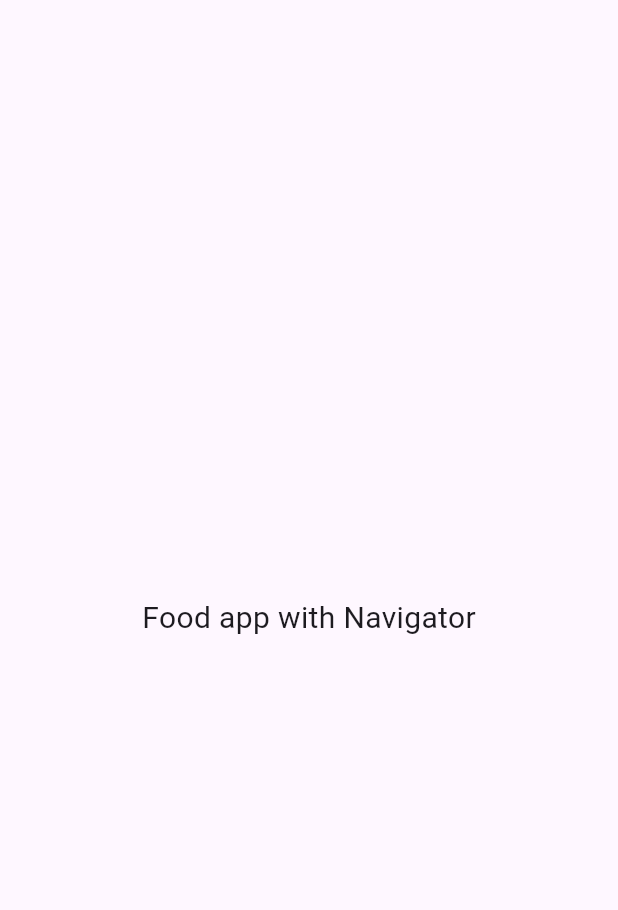
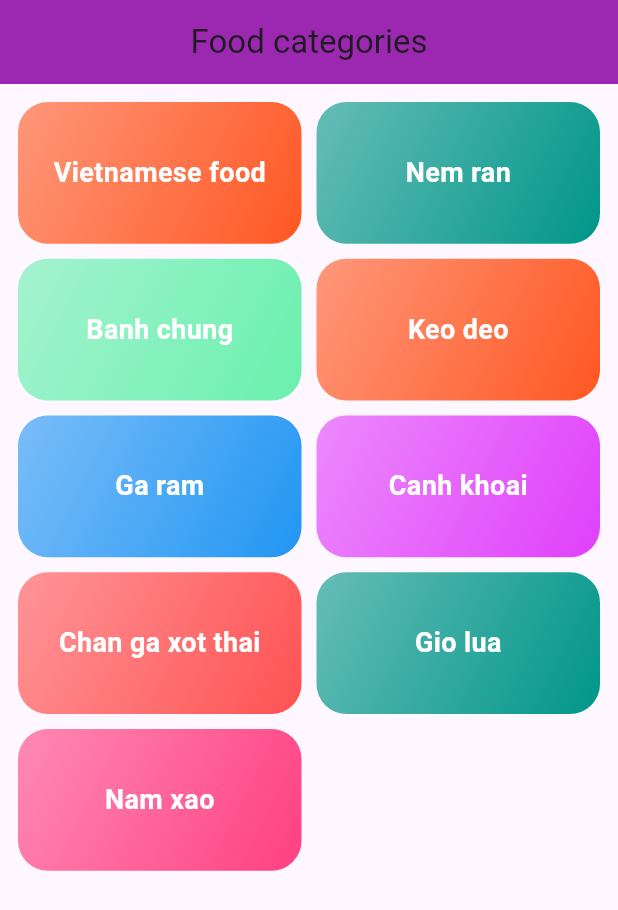
Before and after one commit to nguyenhuyttns/Food_App, a Flutter app: the screen it shows after launch, on a phone screen of 412 x 824 dp. Shown: the top 910 px of the screen. Run offline on Flutter 3.47's test engine with Material 3 defaults, Android fonts, the phone set to English and light mode, and no system bars.

Commit message:
List with gridview and gridItem

```diff
--- a/my_food_app/lib/categories_page.dart
+++ b/my_food_app/lib/categories_page.dart
@@ -1,18 +1,21 @@
 import 'package:flutter/material.dart';
+import 'package:my_food_app/category_item.dart';
+import 'package:my_food_app/fake_data.dart';
 
-class CategoriesPage extends StatelessElement {
-  CategoriesPage(super.widget);
-
+class CategoriesPage extends StatelessWidget {
   @override
-  Widget build() {
+  Widget build(BuildContext context) {
     return GridView(
-      children: [],
+      padding: EdgeInsets.all(12),
       gridDelegate: const SliverGridDelegateWithMaxCrossAxisExtent(
         maxCrossAxisExtent: 300,
-        childAspectRatio: 3 / 2,
+        childAspectRatio: 4 / 2,
         crossAxisSpacing: 10,
         mainAxisSpacing: 10,
       ),
+      children: FAKE_CATEGORIES
+          .map((eachCategory) => CategoryItem(category: eachCategory))
+          .toList(),
     );
   }
 }
--- /dev/null
+++ b/my_food_app/lib/category_item.dart
@@ -0,0 +1,43 @@
+import 'package:flutter/material.dart';
+import './models/category.dart';
+
+class CategoryItem extends StatelessWidget {
+  //1-category - 1 categoory object
+  Category category;
+  CategoryItem({required this.category});
+
+  @override
+  Widget build(BuildContext context) {
+    Color _color = category.color;
+    return Container(
+      child: Container(
+        decoration: BoxDecoration(
+          gradient: LinearGradient(
+            colors: [
+              _color.withOpacity(0.6),
+              _color,
+            ],
+            begin: Alignment.topLeft,
+            end: Alignment.bottomRight,
+          ),
+          color: _color,
+          borderRadius: BorderRadius.circular(20),
+        ),
+        child: Column(
+          mainAxisAlignment: MainAxisAlignment.center,
+          crossAxisAlignment: CrossAxisAlignment.center,
+          children: [
+            Text(
+              category.content,
+              style: TextStyle(
+                fontSize: 18,
+                fontWeight: FontWeight.bold,
+                color: Colors.white,
+              ),
+            ),
+          ],
+        ),
+      ),
+    );
+  }
+}
--- a/my_food_app/lib/fake_data.dart
+++ b/my_food_app/lib/fake_data.dart
@@ -1,8 +1,14 @@
 import 'package:flutter/material.dart';
 import './models/category.dart';
 
-var FAKE_CATEGORIES = [
+const FAKE_CATEGORIES = [
   Category(id: 1, content: 'Vietnamese food', color: Colors.deepOrange),
   Category(id: 2, content: 'Nem ran', color: Colors.teal),
   Category(id: 3, content: 'Banh chung', color: Colors.greenAccent),
+  Category(id: 4, content: 'Keo deo', color: Colors.deepOrange),
+  Category(id: 5, content: 'Ga ram', color: Colors.blue),
+  Category(id: 6, content: 'Canh khoai', color: Colors.purpleAccent),
+  Category(id: 7, content: 'Chan ga xot thai', color: Colors.redAccent),
+  Category(id: 8, content: 'Gio lua', color: Colors.teal),
+  Category(id: 9, content: 'Nam xao', color: Colors.pinkAccent),
 ];
--- a/my_food_app/lib/main.dart
+++ b/my_food_app/lib/main.dart
@@ -1,4 +1,5 @@
 import 'package:flutter/material.dart';
+import 'package:my_food_app/categories_page.dart';
 
 void main() {
   runApp(MyApp());
@@ -14,12 +15,12 @@ class MyApp extends StatelessWidget {
         primarySwatch: Colors.blue,
       ),
       home: Scaffold(
-        body: Center(
-          child: Text(
-            'Food app with Navigator',
-            style: TextStyle(fontSize: 20),
-          ),
+        appBar: AppBar(
+          centerTitle: true,
+          title: const Text('Food categories'),
+          backgroundColor: Colors.purple,
         ),
+        body: SafeArea(child: CategoriesPage()),
       ),
     );
   }
--- a/my_food_app/lib/models/category.dart
+++ b/my_food_app/lib/models/category.dart
@@ -5,5 +5,6 @@ class Category {
   final String content;
   final Color color;
 
-  Category({required this.id, required this.content, required this.color});
+  const Category(
+      {required this.id, required this.content, required this.color});
 }
```
